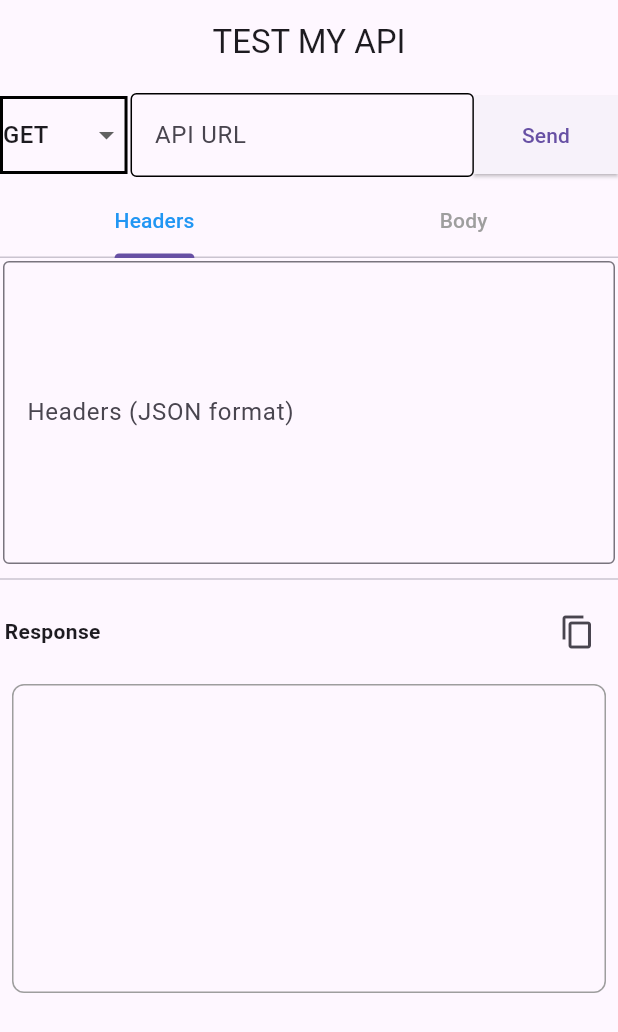
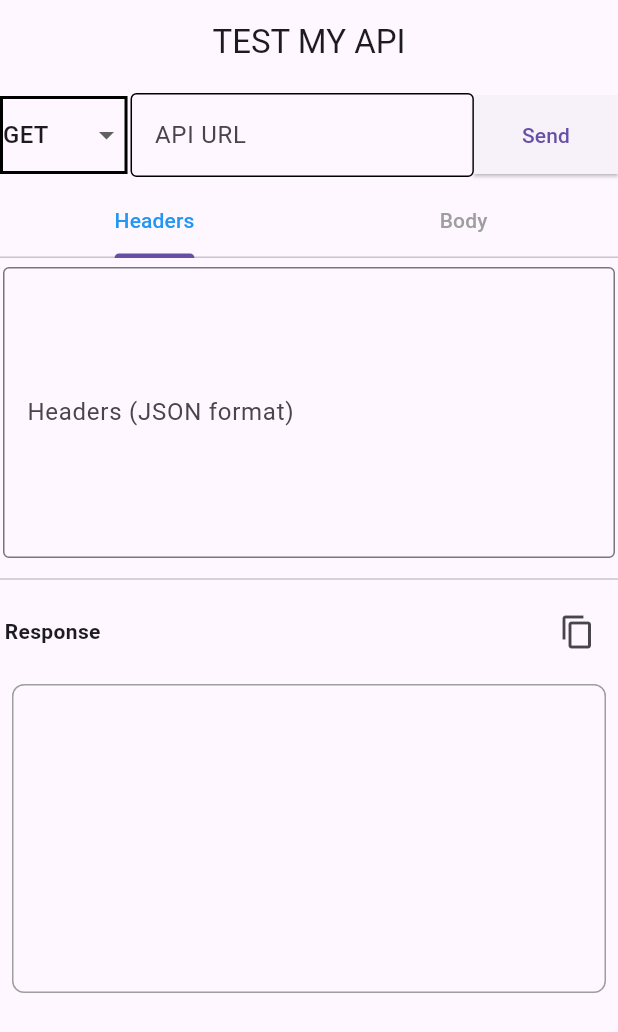
Before and after one commit to neelakandanz/Test-My-Api, a Flutter app: the screen it shows after launch, on a phone screen of 412 x 824 dp. Shown: the top 1032 px of the screen. Run offline on Flutter 3.47's test engine with Material 3 defaults, Android fonts, the phone set to English and light mode, and no system bars; our stand-ins replace dio.

Commit message:
fixed ui aligment

```diff
--- a/lib/app/mvc/view/home_screen.dart
+++ b/lib/app/mvc/view/home_screen.dart
@@ -160,7 +160,8 @@ class ApiTesterHomeState extends State<ApiTesterHome>
                 controller: _tabController,
                 children: [
                   Padding(
-                    padding: const EdgeInsets.all(2.0),
+                    padding: const EdgeInsets.symmetric(
+                        vertical: 6.0, horizontal: 2),
                     child: TextField(
                       controller: _headersController,
                       maxLines: 10,
@@ -172,7 +173,8 @@ class ApiTesterHomeState extends State<ApiTesterHome>
                     ),
                   ),
                   Padding(
-                    padding: const EdgeInsets.all(2.0),
+                    padding: const EdgeInsets.symmetric(
+                        vertical: 6.0, horizontal: 2),
                     child: TextField(
                       controller: _bodyController,
                       maxLines: 10,
```
